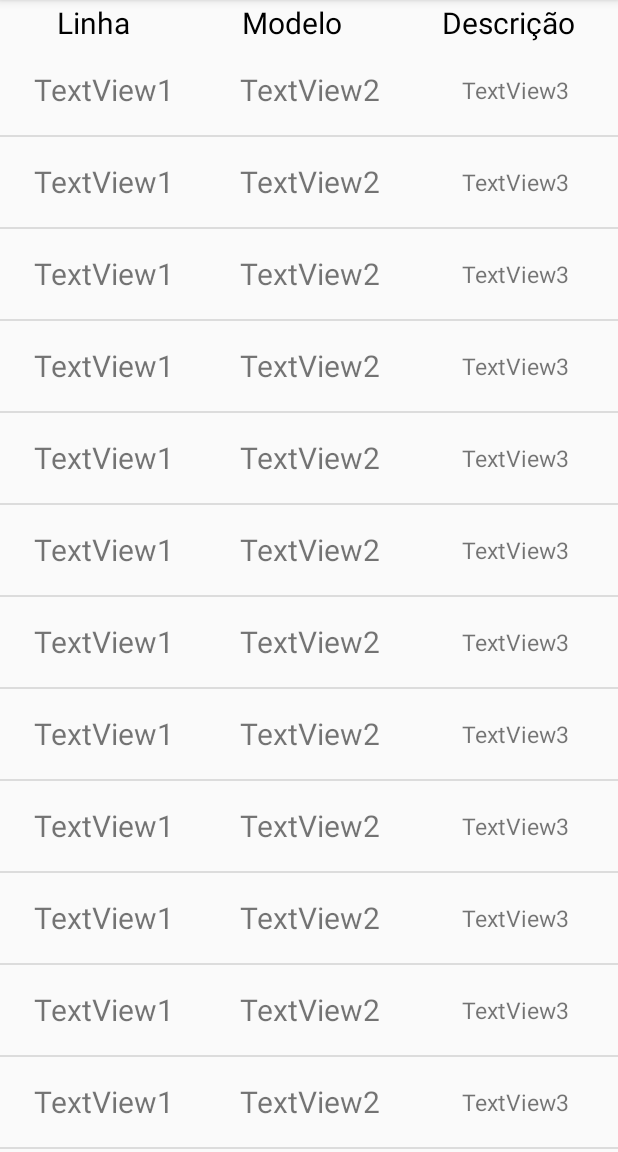
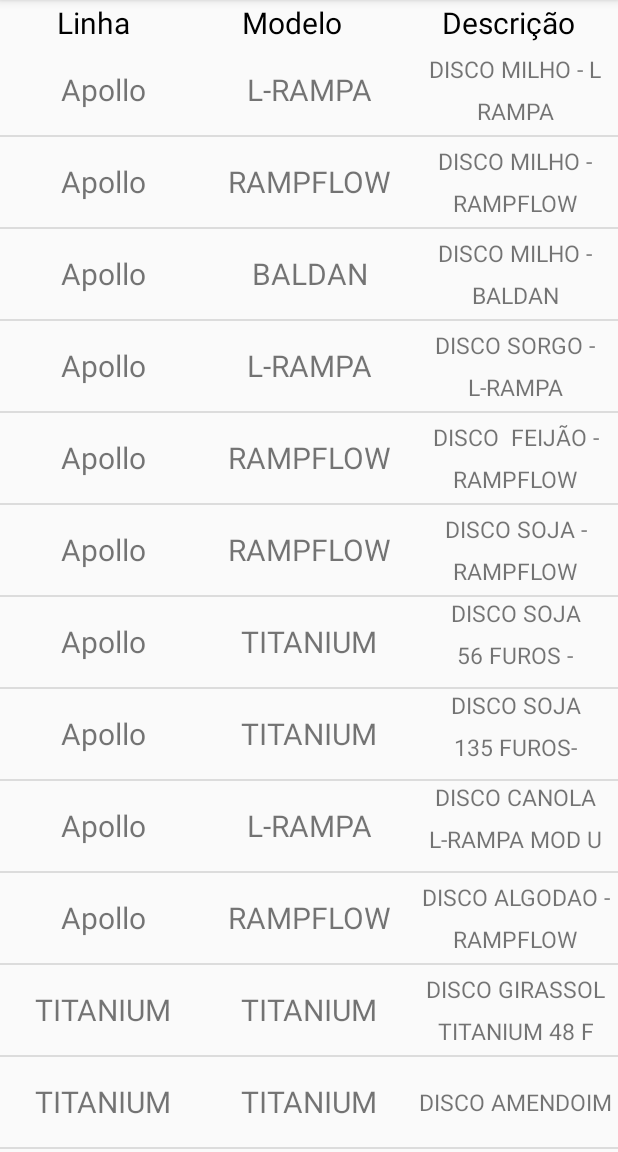
Before and after one commit to victorniubo/desagil_projeto2, an Android app: the screen it shows after launch (MainActivity), on a phone screen of 412 x 824 dp, the part 84-1236 px from its top. Run offline under Robolectric (Android 15) with nearby library versions, the light colour scheme and no system bars.

Commit message:
conflitos de fato corrigidos

```diff
--- a/Projeto2/app/src/main/java/br/edu/insper/al/victoran/projeto2/MainActivity.java
+++ b/Projeto2/app/src/main/java/br/edu/insper/al/victoran/projeto2/MainActivity.java
@@ -113,11 +113,15 @@
 
             //Essa estrutura do looping while é clássica para ler cada linha
             //do arquivo
+            int contador = 0;
             while ((Str = StrR.readLine()) != null) {
                 String[] TableLine = Str.split(",");
 
-                Product produto = new Product(TableLine[0], TableLine[1],TableLine[2],TableLine[3],TableLine[4],TableLine[5],TableLine[6],TableLine[7],TableLine[8],TableLine[9], TableLine[10],,TableLine[11]);
+                Product produto = new Product(TableLine[0], TableLine[1],TableLine[2],TableLine[3],TableLine[4],TableLine[5],TableLine[6],TableLine[7],TableLine[8],TableLine[9], TableLine[10],TableLine[11]);
                 prodlist.add(produto);
+                contador +=1;
+                System.out.println(contador);
+
                 Log.d("MyActivity","criado:" + produto);
             }
             //Fechamos o buffer
@@ -169,7 +173,7 @@
             ex.printStackTrace();
         }
 
-    }
+   }
     @Override
     public boolean onCreateOptionsMenu(Menu menu) {
 
--- a/Projeto2/app/src/main/res/raw/produtos.csv
+++ b/Projeto2/app/src/main/res/raw/produtos.csv
@@ -1,4 +1,4 @@
-0,Discoso e anéis,Apollo,L-RAMPA,Produto,-,DISCO MILHO - L RAMPA,12.2,13.07,11.61,-,discos_apollo
+0,Discoso e anéis,Apollo,L-RAMPA,Produto,-,DISCO MILHO - L RAMPA,12.2,13.07,11.61,-,discos_apollo,teste
 1,Discoso e anéis,Apollo,RAMPFLOW,Produto,-,DISCO MILHO - RAMPFLOW,15.41,16.46,14.63,20 modelos com medidas diferentes,discos_apollo
 2,Discoso e anéis,Apollo,BALDAN,Produto,-,DISCO MILHO - BALDAN,15.41,16.46,14.63,modelos com medidas diferentes,discos_apollo
 3,Discoso e anéis,Apollo,L-RAMPA,Produto,-,DISCO SORGO - L-RAMPA,17.25,18.56,16.41,6 modelos com medidas diferentes,discos_apollo
```
